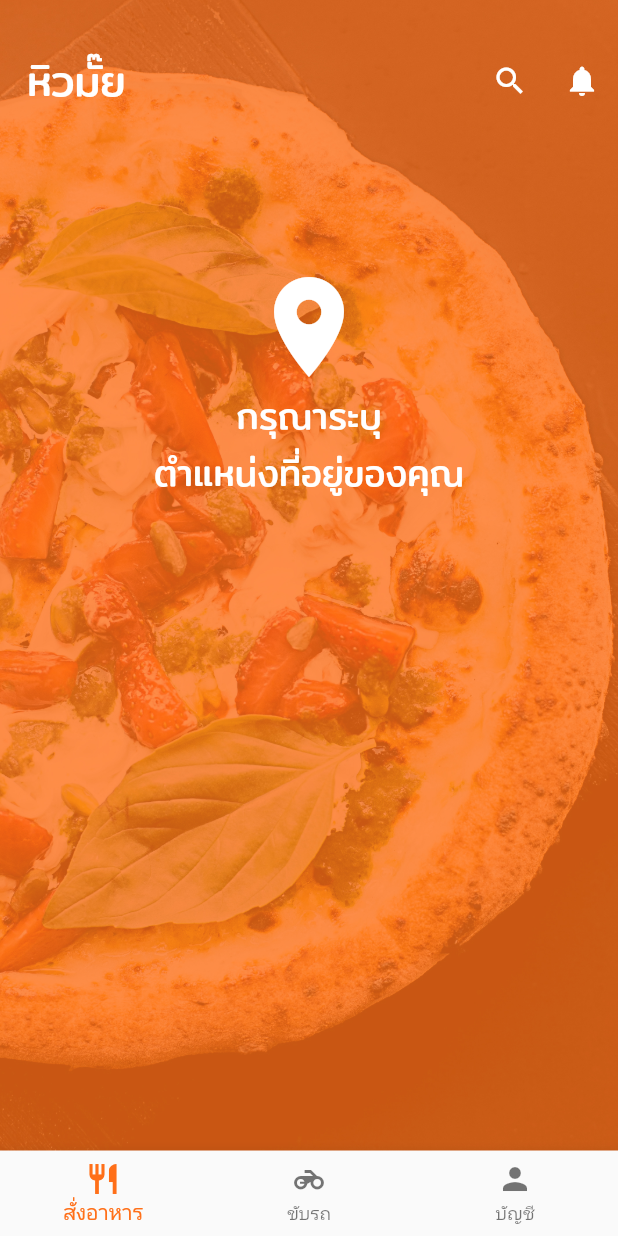
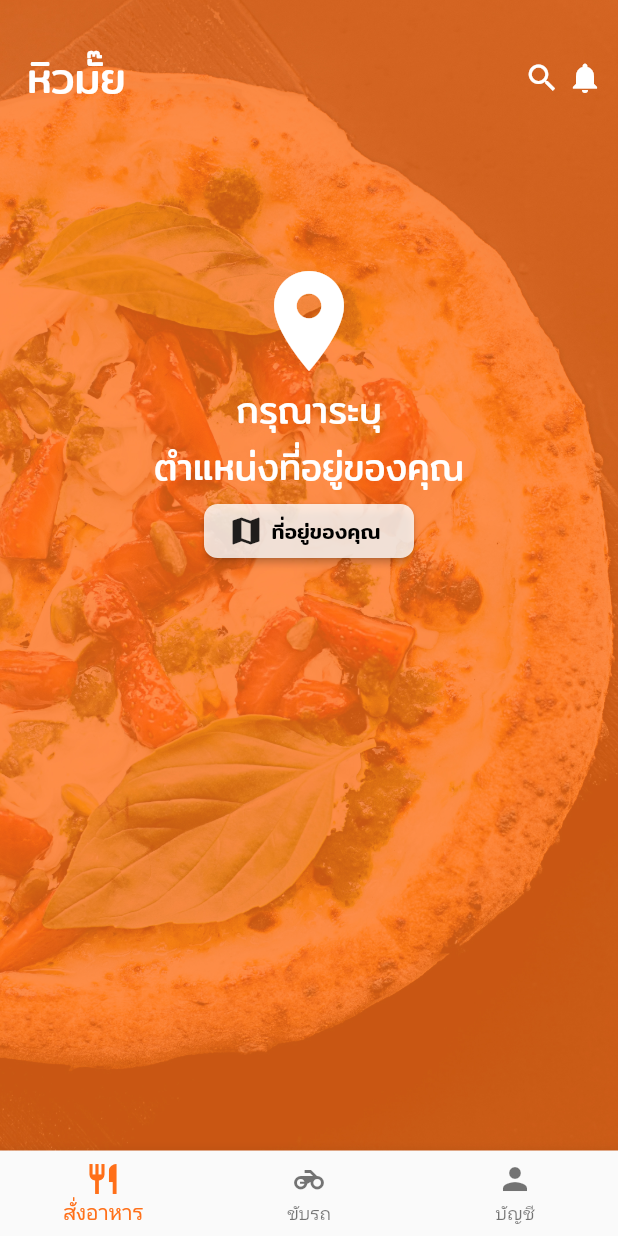
Before and after one commit to harzancs/hew-maii, a Flutter app: the MainPageList screen opened directly with empty values, on a phone screen of 412 x 824 dp. Run offline on Flutter 3.47's test engine with Material 2 defaults, Android fonts, the phone set to English and light mode, and no system bars; our stand-ins replace data_connection_checker.

Commit message:
28-11-62 1816

```diff
--- a/lib/page/home_page/homepage_main.dart
+++ b/lib/page/food/food_main.dart
@@ -1,7 +1,8 @@
 import 'package:flutter/material.dart';
 import 'package:hew_maii/model/font_style.dart';
+import 'package:hew_maii/page/food/insert_location.dart';
 
-class ListHomePage extends StatelessWidget {
+class ListFoodPage extends StatelessWidget {
   @override
   Widget build(BuildContext context) {
     return Center(
@@ -30,21 +31,25 @@ class ListHomePage extends StatelessWidget {
                   ],
                 ),
                 Row(
+                  mainAxisAlignment: MainAxisAlignment.spaceAround,
+                  crossAxisAlignment: CrossAxisAlignment.center,
                   children: <Widget>[
-                    IconButton(
-                      icon: Icon(
+                    SizedBox(
+                      width: 33,
+                      child: Icon(
                         Icons.search,
                         color: Colors.white,
                       ),
-                      onPressed: () {},
                     ),
-                    IconButton(
-                      icon: Icon(
+                    SizedBox(
+                      child: Icon(
                         Icons.notifications,
                         color: Colors.white,
                       ),
-                      onPressed: () {},
                     ),
+                    Padding(
+                      padding: EdgeInsets.all(5),
+                    )
                   ],
                 )
               ],
@@ -55,32 +60,8 @@ class ListHomePage extends StatelessWidget {
           ),
           SingleChildScrollView(
             child: Center(
-                child: Column(
-              crossAxisAlignment: CrossAxisAlignment.center,
-              mainAxisSize: MainAxisSize.max,
-              mainAxisAlignment: MainAxisAlignment.end,
-              children: <Widget>[
-                Icon(
-                  Icons.place,
-                  color: Colors.white,
-                  size: 80,
-                ),
-                Text(
-                  "กรุณาระบุ",
-                  style: TextStyle(
-                      color: Colors.white,
-                      fontSize: 24,
-                      fontFamily: FontStyles().fontFamily),
-                ),
-                Text(
-                  "ตำแหน่งที่อยู่ของคุณ",
-                  style: TextStyle(
-                      color: Colors.white,
-                      fontSize: 24,
-                      fontFamily: FontStyles().fontFamily),
-                )
-              ],
-            )),
+              child: insertLocation(),
+            ),
           )
         ],
       ),
--- /dev/null
+++ b/lib/page/food/insert_location.dart
@@ -0,0 +1,57 @@
+import 'package:flutter/material.dart';
+import 'package:hew_maii/model/font_style.dart';
+
+Widget insertLocation() {
+  return Container(
+    child: Center(
+        child: Column(
+      crossAxisAlignment: CrossAxisAlignment.center,
+      mainAxisSize: MainAxisSize.max,
+      mainAxisAlignment: MainAxisAlignment.end,
+      children: <Widget>[
+        Icon(
+          Icons.place,
+          color: Colors.white,
+          size: 80,
+        ),
+        Text(
+          "กรุณาระบุ",
+          style: TextStyle(
+              color: Colors.white,
+              fontSize: 24,
+              fontFamily: FontStyles().fontFamily),
+        ),
+        Text(
+          "ตำแหน่งที่อยู่ของคุณ",
+          style: TextStyle(
+              color: Colors.white,
+              fontSize: 24,
+              fontFamily: FontStyles().fontFamily),
+        ),
+        Container(
+            width: 140,
+            child: Center(
+              child: RaisedButton(
+                  color: Colors.white.withOpacity(0.8),
+                  shape: new RoundedRectangleBorder(
+                    borderRadius: new BorderRadius.circular(9.0),
+                  ),
+                  onPressed: () {},
+                  child: Row(
+                    crossAxisAlignment: CrossAxisAlignment.center,
+                    children: <Widget>[
+                      Icon(Icons.map),
+                      Text(
+                        " ที่อยู่ของคุณ",
+                        style: TextStyle(
+                            color: Colors.black,
+                            fontSize: 14,
+                            fontFamily: FontStyles().fontFamily),
+                      ),
+                    ],
+                  )),
+            ))
+      ],
+    )),
+  );
+}
--- a/lib/page/mainpage_list.dart
+++ b/lib/page/main_list.dart
@@ -1,6 +1,7 @@
 import 'package:flutter/material.dart';
 import 'package:hew_maii/model/font_style.dart';
-import 'package:hew_maii/page/home_page/homepage_main.dart';
+import 'package:hew_maii/page/driver/driver_main.dart';
+import 'package:hew_maii/page/food/food_main.dart';
 import 'package:hew_maii/sign/sign_in.dart';
 
 class MainPageList extends StatefulWidget {
@@ -23,8 +24,8 @@ class _MainPageListState extends State<MainPageList> {
 
   int selectedIndex = 0;
   final widgetOptions = [
-    ListHomePage(),
-    Text('Add new beer'),
+    ListFoodPage(),
+    LisDriverPage(),
     Text('Favourites'),
   ];
 
--- a/lib/sign/sign_in.dart
+++ b/lib/sign/sign_in.dart
@@ -1,6 +1,6 @@
 import 'package:flutter/material.dart';
 import 'package:hew_maii/model/font_style.dart';
-import 'package:hew_maii/page/mainpage_list.dart';
+import 'package:hew_maii/page/main_list.dart';
 
 class SignIn extends StatefulWidget {
   @override
```
Also changed, not shown: lib/page/driver/driver_main.dart (added, +69 -0 lines).
